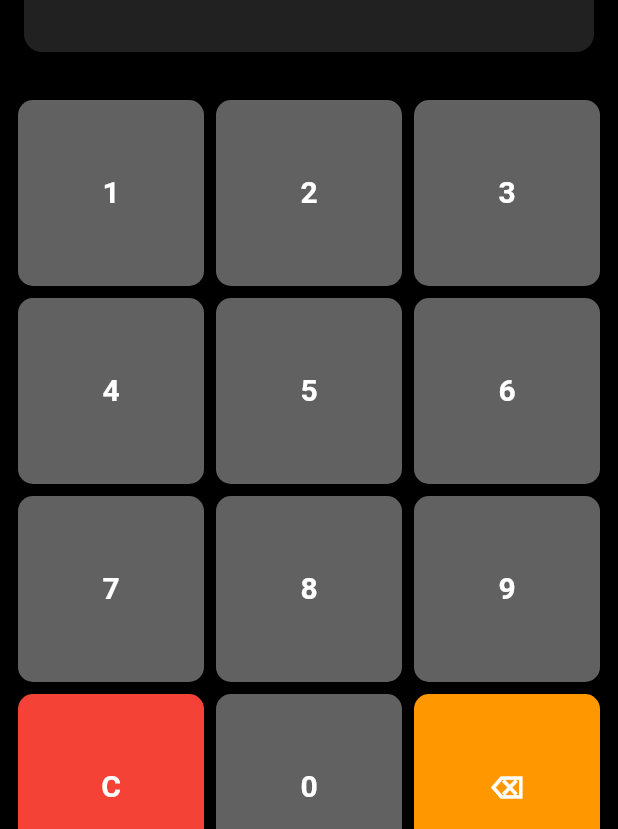
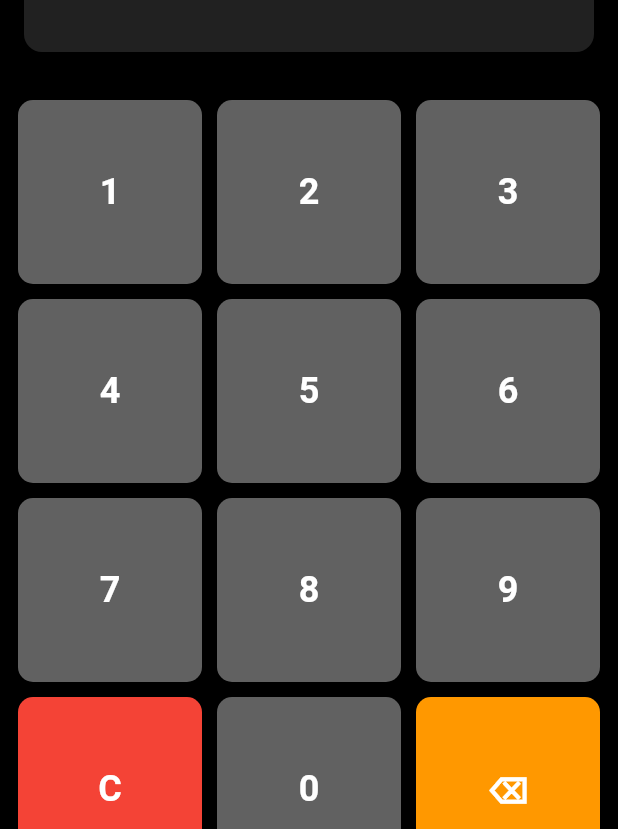
Before and after one commit to JorgeKauan/calculadoraApp, a Flutter app: the MeasureCalculatorScreen screen opened directly, on a phone screen of 412 x 824 dp. Shown: the part 407-1236 px from the top of the screen. Run offline on Flutter 3.47's test engine with Material 3 defaults, Android fonts, the phone set to English and light mode, and no system bars.

Commit message:
first commit

```diff
--- a/lib/screns/measure_calculator_screen.dart
+++ b/lib/screns/measure_calculator_screen.dart
@@ -208,8 +208,8 @@ class _MeasureCalculatorScreenState extends State<MeasureCalculatorScreen> {
              child: GridView.count(
                crossAxisCount: 3,
                padding: const EdgeInsets.all(12),
-               mainAxisSpacing: 8,
-               crossAxisSpacing: 8,
+               mainAxisSpacing: 10,
+               crossAxisSpacing: 10,
               children: [
                                  // Numbers 1-9
                  for (int i = 1; i <= 9; i++)
--- a/lib/widgets/calculator_button.dart
+++ b/lib/widgets/calculator_button.dart
@@ -23,14 +23,14 @@ class CalculatorButton extends StatelessWidget {
         shape: RoundedRectangleBorder(
           borderRadius: BorderRadius.circular(10),
         ),
-        padding: const EdgeInsets.all(16),
+        padding: const EdgeInsets.all(20),
       ),
       onPressed: () => onPressed(text),
       child: icon == null
           ? Text(
               text,
               style: const TextStyle(
-                fontSize: 20,
+                fontSize: 24,
                 fontWeight: FontWeight.bold,
                 color: Colors.white,
               ),
@@ -38,7 +38,7 @@ class CalculatorButton extends StatelessWidget {
           : Icon(
               icon,
               color: Colors.white,
-              size: 24,
+              size: 28,
             ),
     );
   }
```
Lines whose indentation alone changed are shown as unchanged.
